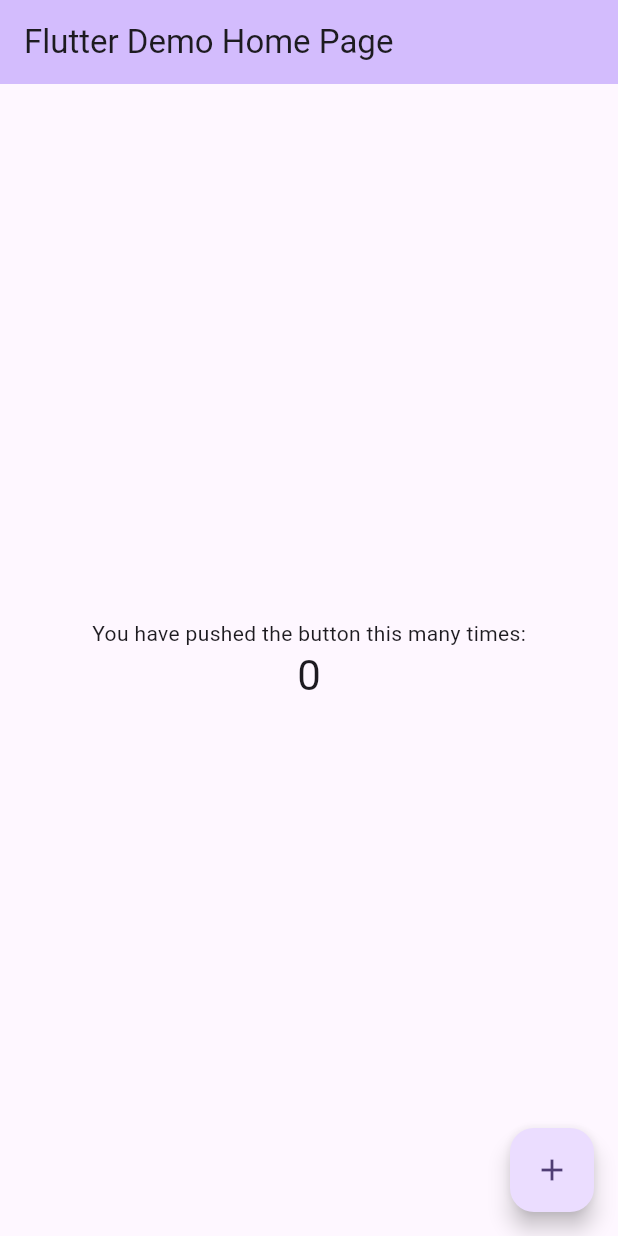
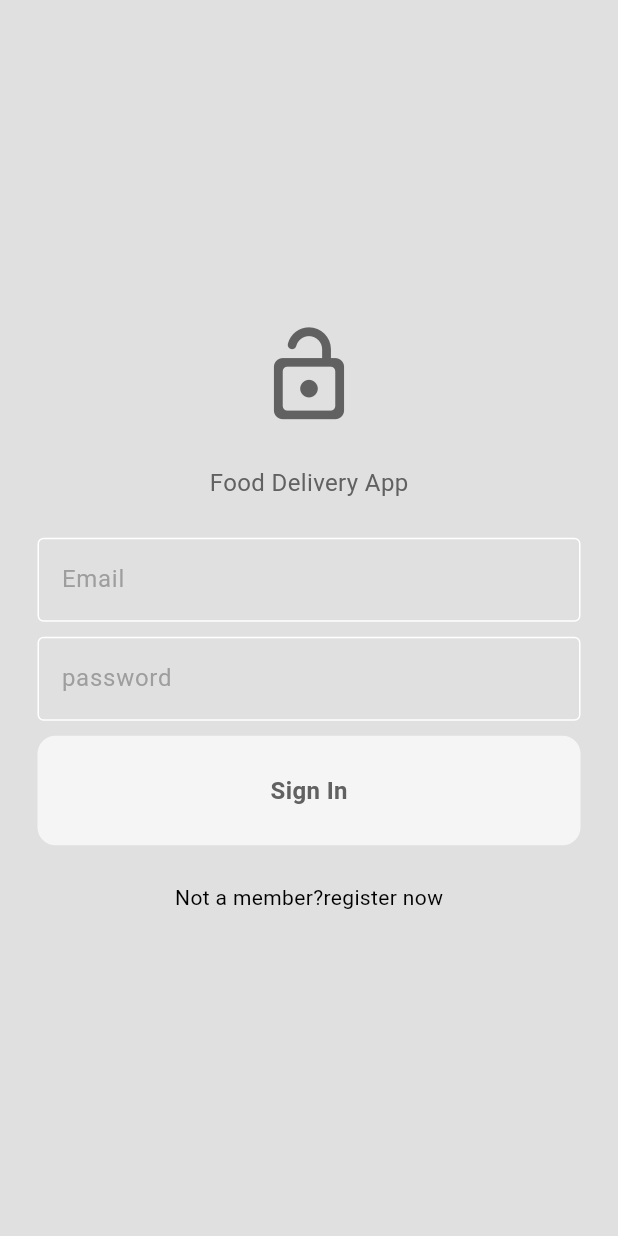
Before and after one commit to sifyacine/food-delivery-app, a Flutter app: the screen it shows after launch, on a phone screen of 412 x 824 dp. Run offline on Flutter 3.47's test engine with Material 3 defaults, Android fonts, the phone set to English and light mode, and no system bars.

Commit message:
changes
adding the sign in page

```diff
--- /dev/null
+++ b/lib/components/my_button.dart
@@ -0,0 +1,30 @@
+import 'package:flutter/material.dart';
+
+class MyButton extends StatelessWidget {
+  const MyButton({Key? key, this.onTab, required this.text}) : super(key: key);
+
+  final void Function()? onTab;
+  final String text;
+
+  @override
+  Widget build(BuildContext context) {
+    return GestureDetector(
+      onTap: onTab,
+      child: Container(
+        padding: const EdgeInsets.all(25),
+        margin: EdgeInsets.symmetric(horizontal: 25),
+        decoration: BoxDecoration(
+          color: Theme.of(context).colorScheme.secondary,
+          borderRadius: BorderRadius.circular(12),
+        ),
+        child: Center(
+          child: Text(text, style: TextStyle(
+            fontSize: 16,
+            fontWeight: FontWeight.bold,
+            color: Theme.of(context).colorScheme.inversePrimary,
+          ),),
+        ),
+      ),
+    );
+  }
+}
--- /dev/null
+++ b/lib/components/my_textfield.dart
@@ -0,0 +1,36 @@
+import 'package:flutter/material.dart';
+
+class MyTextField extends StatelessWidget {
+  const MyTextField(
+      {Key? key,
+      required this.controller,
+      required this.hintText,
+      required this.obscureText})
+      : super(key: key);
+
+  final TextEditingController controller;
+  final String hintText;
+  final bool obscureText;
+
+  @override
+  Widget build(BuildContext context) {
+    return Padding(
+      padding: const EdgeInsets.symmetric(horizontal: 25),
+      child: TextField(
+        controller: controller,
+        obscureText: obscureText,
+        decoration: InputDecoration(
+          enabledBorder: OutlineInputBorder(
+            borderSide: BorderSide(color: Theme.of(context).colorScheme.tertiary),
+          ),
+          focusedBorder: OutlineInputBorder(
+            borderSide: BorderSide(color: Theme.of(context).colorScheme.primary),
+          ),
+          hintText: hintText,
+          hintStyle: TextStyle(color: Theme.of(context).colorScheme.primary),
+        ),
+
+      ),
+    );
+  }
+}
--- a/lib/main.dart
+++ b/lib/main.dart
@@ -1,125 +1,24 @@
 import 'package:flutter/material.dart';
+import 'package:fooddeliveryapp/pages/login_page.dart';
+import 'package:fooddeliveryapp/themes/theme_provider.dart';
+import 'package:provider/provider.dart';
 
 void main() {
-  runApp(const MyApp());
+  runApp(ChangeNotifierProvider(
+    create: (context) => ThemeProvider(),
+    child: const MyApp(),
+  ));
 }
 
 class MyApp extends StatelessWidget {
-  const MyApp({super.key});
+  const MyApp({Key? key}) : super(key: key);
 
-  // This widget is the root of your application.
   @override
   Widget build(BuildContext context) {
     return MaterialApp(
-      title: 'Flutter Demo',
-      theme: ThemeData(
-        // This is the theme of your application.
-        //
-        // TRY THIS: Try running your application with "flutter run". You'll see
-        // the application has a blue toolbar. Then, without quitting the app,
-        // try changing the seedColor in the colorScheme below to Colors.green
-        // and then invoke "hot reload" (save your changes or press the "hot
-        // reload" button in a Flutter-supported IDE, or press "r" if you used
-        // the command line to start the app).
-        //
-        // Notice that the counter didn't reset back to zero; the application
-        // state is not lost during the reload. To reset the state, use hot
-        // restart instead.
-        //
-        // This works for code too, not just values: Most code changes can be
-        // tested with just a hot reload.
-        colorScheme: ColorScheme.fromSeed(seedColor: Colors.deepPurple),
-        useMaterial3: true,
-      ),
-      home: const MyHomePage(title: 'Flutter Demo Home Page'),
+      debugShowCheckedModeBanner: false,
+      home: LoginPage(),
+      theme: Provider.of<ThemeProvider>(context).themeData,
     );
   }
 }
-
-class MyHomePage extends StatefulWidget {
-  const MyHomePage({super.key, required this.title});
-
-  // This widget is the home page of your application. It is stateful, meaning
-  // that it has a State object (defined below) that contains fields that affect
-  // how it looks.
-
-  // This class is the configuration for the state. It holds the values (in this
-  // case the title) provided by the parent (in this case the App widget) and
-  // used by the build method of the State. Fields in a Widget subclass are
-  // always marked "final".
-
-  final String title;
-
-  @override
-  State<MyHomePage> createState() => _MyHomePageState();
-}
-
-class _MyHomePageState extends State<MyHomePage> {
-  int _counter = 0;
-
-  void _incrementCounter() {
-    setState(() {
-      // This call to setState tells the Flutter framework that something has
-      // changed in this State, which causes it to rerun the build method below
-      // so that the display can reflect the updated values. If we changed
-      // _counter without calling setState(), then the build method would not be
-      // called again, and so nothing would appear to happen.
-      _counter++;
-    });
-  }
-
-  @override
-  Widget build(BuildContext context) {
-    // This method is rerun every time setState is called, for instance as done
-    // by the _incrementCounter method above.
-    //
-    // The Flutter framework has been optimized to make rerunning build methods
-    // fast, so that you can just rebuild anything that needs updating rather
-    // than having to individually change instances of widgets.
-    return Scaffold(
-      appBar: AppBar(
-        // TRY THIS: Try changing the color here to a specific color (to
-        // Colors.amber, perhaps?) and trigger a hot reload to see the AppBar
-        // change color while the other colors stay the same.
-        backgroundColor: Theme.of(context).colorScheme.inversePrimary,
-        // Here we take the value from the MyHomePage object that was created by
-        // the App.build method, and use it to set our appbar title.
-        title: Text(widget.title),
-      ),
-      body: Center(
-        // Center is a layout widget. It takes a single child and positions it
-        // in the middle of the parent.
-        child: Column(
-          // Column is also a layout widget. It takes a list of children and
-          // arranges them vertically. By default, it sizes itself to fit its
-          // children horizontally, and tries to be as tall as its parent.
-          //
-          // Column has various properties to control how it sizes itself and
-          // how it positions its children. Here we use mainAxisAlignment to
-          // center the children vertically; the main axis here is the vertical
-          // axis because Columns are vertical (the cross axis would be
-          // horizontal).
-          //
-          // TRY THIS: Invoke "debug painting" (choose the "Toggle Debug Paint"
-          // action in the IDE, or press "p" in the console), to see the
-          // wireframe for each widget.
-          mainAxisAlignment: MainAxisAlignment.center,
-          children: <Widget>[
-            const Text(
-              'You have pushed the button this many times:',
-            ),
-            Text(
-              '$_counter',
-              style: Theme.of(context).textTheme.headlineMedium,
-            ),
-          ],
-        ),
-      ),
-      floatingActionButton: FloatingActionButton(
-        onPressed: _incrementCounter,
-        tooltip: 'Increment',
-        child: const Icon(Icons.add),
-      ), // This trailing comma makes auto-formatting nicer for build methods.
-    );
-  }
-}
--- /dev/null
+++ b/lib/pages/login_page.dart
@@ -0,0 +1,80 @@
+import 'package:flutter/material.dart';
+import 'package:fooddeliveryapp/components/my_button.dart';
+import 'package:fooddeliveryapp/components/my_textfield.dart';
+
+class LoginPage extends StatelessWidget {
+  LoginPage({Key? key}) : super(key: key);
+
+  final TextEditingController emailController = TextEditingController();
+  final TextEditingController passwordController = TextEditingController();
+
+  @override
+  Widget build(BuildContext context) {
+    return Scaffold(
+      backgroundColor: Theme.of(context).colorScheme.background,
+      body: Center(
+        child: Column(
+          mainAxisAlignment: MainAxisAlignment.center,
+          children: [
+            /// logo
+            Icon(
+              Icons.lock_open_rounded,
+              size: 70,
+              color: Theme.of(context).colorScheme.inversePrimary,
+            ),
+
+            const SizedBox(
+              height: 25,
+            ),
+
+            /// message, app slogan
+            Text(
+              "Food Delivery App",
+              style: TextStyle(
+                fontSize: 16,
+                color: Theme.of(context).colorScheme.inversePrimary,
+              ),
+            ),
+            const SizedBox(height: 25),
+
+            /// password text field
+            MyTextField(
+              controller: emailController,
+              hintText: "Email",
+              obscureText: false,
+            ),
+
+            const SizedBox(height: 10),
+
+            /// password text field
+            MyTextField(
+              controller: passwordController,
+              hintText: "password",
+              obscureText: true,
+            ),
+
+            const SizedBox(height: 10),
+
+            /// sign in button
+            MyButton(
+              text: 'Sign In',
+              onTab: () {},
+            ),
+
+            const SizedBox(height: 25),
+
+            /// not a member? register now
+            const Row(
+              mainAxisAlignment: MainAxisAlignment.center,
+              children: [
+                Text('Not a member?'),
+                SizedBox(height: 4),
+                Text('register now'),
+              ],
+            ),
+          ],
+        ),
+      ),
+    );
+  }
+}
--- /dev/null
+++ b/lib/themes/dark_mode.dart
@@ -0,0 +1,12 @@
+import 'package:flutter/material.dart';
+
+
+ThemeData darkMode = ThemeData(
+  colorScheme: ColorScheme.dark(
+    background: const Color.fromARGB(255, 20, 20, 20),
+    primary: const Color.fromARGB(255, 122, 122, 122),
+    secondary: const Color.fromARGB(255, 30, 30, 30),
+    tertiary:  const Color.fromARGB(255, 47, 47, 47),
+    inversePrimary: Colors.grey.shade300,
+  ),
+);
--- /dev/null
+++ b/lib/themes/light_mode.dart
@@ -0,0 +1,12 @@
+import 'package:flutter/material.dart';
+
+
+ThemeData lightMode = ThemeData(
+  colorScheme: ColorScheme.light(
+    background: Colors.grey.shade300,
+    primary: Colors.grey.shade500,
+    secondary: Colors.grey.shade100,
+    tertiary:  Colors.white,
+    inversePrimary: Colors.grey.shade700,
+  ),
+);
--- /dev/null
+++ b/lib/themes/theme_provider.dart
@@ -0,0 +1,24 @@
+import 'package:flutter/material.dart';
+import 'package:fooddeliveryapp/themes/dark_mode.dart';
+import 'package:fooddeliveryapp/themes/light_mode.dart';
+
+class ThemeProvider with ChangeNotifier {
+  ThemeData _themeData = lightMode;
+
+  ThemeData get themeData => _themeData;
+
+  bool get isDarkMode => _themeData == darkMode;
+
+  set themeData(ThemeData themeData) {
+    _themeData = themeData;
+    notifyListeners();
+  }
+
+  void toggleTheme() {
+    if (_themeData == lightMode) {
+      themeData = darkMode;
+    } else {
+      themeData = lightMode;
+    }
+  }
+}
--- a/pubspec.yaml
+++ b/pubspec.yaml
@@ -35,6 +35,7 @@ dependencies:
   # The following adds the Cupertino Icons font to your application.
   # Use with the CupertinoIcons class for iOS style icons.
   cupertino_icons: ^1.0.2
+  provider: ^6.1.2
 
 dev_dependencies:
   flutter_test:
```
Also changed, not shown: pubspec.lock.
